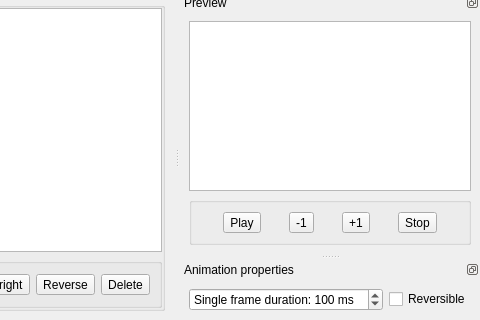
Old version of the form animation-editor/editor.ui in the repository dos1/libsuperderpy-utils; both pictures show x 508 to 988 and y 317 to 637 of the 988 by 637 pixel window.
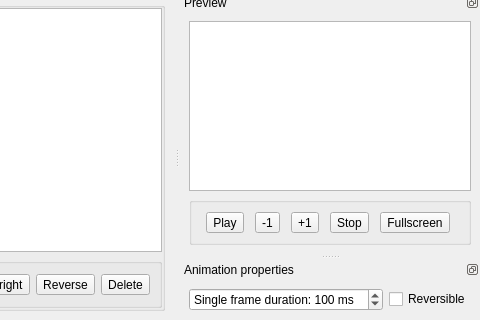
New version of the form. Icons and pictures are not drawn. Custom widgets are drawn as their Qt base class.

Commit message: animation-editor: Add ability to play the animation in fullscreen

```diff
--- a/animation-editor/editor.ui
+++ b/animation-editor/editor.ui
@@ -428,6 +428,16 @@
           </property>
          </widget>
         </item>
+        <item>
+         <widget class="QToolButton" name="fullscreen">
+          <property name="text">
+           <string>Fullscreen</string>
+          </property>
+          <property name="icon">
+           <iconset theme="view-fullscreen"/>
+          </property>
+         </widget>
+        </item>
        </layout>
       </widget>
      </item>
```
The commit also changes 2 other files.
